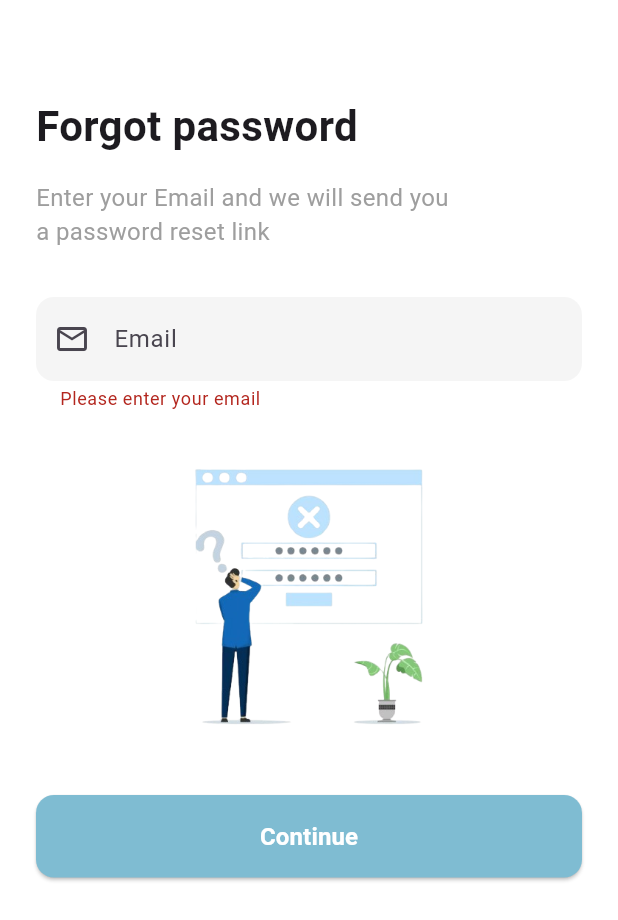
After one commit to FathimaNajlak/masiha_user, a Flutter app: the ForgotPasswordScreen screen opened by its route, after a tap on "Continue", on a phone screen of 412 x 824 dp. The commit adds this screen. Shown: the top 920 px of the screen. Run offline on Flutter 3.47's test engine with Material 3 defaults, Android fonts, the phone set to English and light mode, and no system bars; our stand-ins replace firebase_core, google_fonts, image_picker; accounts and stored records are empty.

Commit message:
Added Forgot password

```diff
--- a/lib/main.dart
+++ b/lib/main.dart
@@ -1,6 +1,7 @@
 import 'package:firebase_core/firebase_core.dart';
 import 'package:flutter/material.dart';
 import 'package:masiha_user/screens/home/home.dart';
+import 'package:masiha_user/screens/login_signup/forgot_password.dart';
 import 'package:masiha_user/screens/login_signup/let_in.dart';
 import 'package:masiha_user/screens/login_signup/login_screen.dart';
 import 'package:masiha_user/screens/login_signup/signup_screen.dart';
@@ -29,6 +30,7 @@ class MyApp extends StatelessWidget {
         '/letin': (context) => const LetinPage(),
         '/login': (context) => LoginScreen(),
         '/signup': (context) => SignupScreen(),
+        '/forgotpass': (context) => const ForgotPasswordScreen(),
         '/home': (context) => const HomeScreen(),
       },
       theme: ThemeData(
--- /dev/null
+++ b/lib/providers/forgot_password_provider.dart
@@ -0,0 +1,41 @@
+import 'package:flutter/material.dart';
+import 'package:provider/provider.dart';
+
+class ForgotPasswordProvider extends ChangeNotifier {
+  String _email = '';
+  bool _isLoading = false;
+  String? _errorMessage;
+
+  String get email => _email;
+  bool get isLoading => _isLoading;
+  String? get errorMessage => _errorMessage;
+
+  void setEmail(String value) {
+    _email = value;
+    notifyListeners();
+  }
+
+  Future<void> resetPassword() async {
+    if (_email.isEmpty) {
+      _errorMessage = 'Please enter your email';
+      notifyListeners();
+      return;
+    }
+
+    try {
+      _isLoading = true;
+      _errorMessage = null;
+      notifyListeners();
+
+      // Simulate API call
+      await Future.delayed(const Duration(seconds: 2));
+
+      _isLoading = false;
+      notifyListeners();
+    } catch (e) {
+      _isLoading = false;
+      _errorMessage = 'An error occurred. Please try again.';
+      notifyListeners();
+    }
+  }
+}
--- /dev/null
+++ b/lib/screens/login_signup/forgot_password.dart
@@ -0,0 +1,120 @@
+import 'package:flutter/material.dart';
+import 'package:masiha_user/providers/forgot_password_provider.dart';
+import 'package:provider/provider.dart';
+
+class ForgotPasswordScreen extends StatelessWidget {
+  const ForgotPasswordScreen({super.key});
+
+  @override
+  Widget build(BuildContext context) {
+    return ChangeNotifierProvider(
+      create: (_) => ForgotPasswordProvider(),
+      child: const Scaffold(
+        backgroundColor: Colors.white,
+        body: SafeArea(
+          child: SingleChildScrollView(
+            child: Padding(
+              padding: EdgeInsets.all(24.0),
+              child: Column(
+                crossAxisAlignment: CrossAxisAlignment.stretch,
+                children: [
+                  SizedBox(height: 40),
+                  Text(
+                    'Forgot password',
+                    style: TextStyle(
+                      fontSize: 28,
+                      fontWeight: FontWeight.bold,
+                    ),
+                  ),
+                  SizedBox(height: 16),
+                  Text(
+                    'Enter your Email and we will send you\na password reset link',
+                    style: TextStyle(
+                      color: Colors.grey,
+                      fontSize: 16,
+                    ),
+                  ),
+                  SizedBox(height: 32),
+                  _EmailInput(),
+                  SizedBox(height: 24),
+                  _IllustrationWidget(),
+                  SizedBox(height: 32),
+                  _ContinueButton(),
+                ],
+              ),
+            ),
+          ),
+        ),
+      ),
+    );
+  }
+}
+
+class _EmailInput extends StatelessWidget {
+  const _EmailInput({super.key});
+
+  @override
+  Widget build(BuildContext context) {
+    final provider = context.watch<ForgotPasswordProvider>();
+
+    return TextField(
+      onChanged: provider.setEmail,
+      decoration: InputDecoration(
+        prefixIcon: const Icon(Icons.email_outlined),
+        hintText: 'Email',
+        border: OutlineInputBorder(
+          borderRadius: BorderRadius.circular(12),
+          borderSide: BorderSide.none,
+        ),
+        filled: true,
+        fillColor: Colors.grey[100],
+        errorText: provider.errorMessage,
+      ),
+      keyboardType: TextInputType.emailAddress,
+    );
+  }
+}
+
+class _IllustrationWidget extends StatelessWidget {
+  const _IllustrationWidget({super.key});
+
+  @override
+  Widget build(BuildContext context) {
+    return Center(
+      child: Image.asset(
+        'assets/images/forgot_password.png',
+        height: 200,
+      ),
+    );
+  }
+}
+
+class _ContinueButton extends StatelessWidget {
+  const _ContinueButton({super.key});
+
+  @override
+  Widget build(BuildContext context) {
+    final provider = context.watch<ForgotPasswordProvider>();
+
+    return ElevatedButton(
+      onPressed: provider.isLoading ? null : provider.resetPassword,
+      style: ElevatedButton.styleFrom(
+        backgroundColor: const Color(0xFF7FBCD2),
+        padding: const EdgeInsets.symmetric(vertical: 16),
+        shape: RoundedRectangleBorder(
+          borderRadius: BorderRadius.circular(12),
+        ),
+      ),
+      child: provider.isLoading
+          ? const CircularProgressIndicator(color: Colors.white)
+          : const Text(
+              'Continue',
+              style: TextStyle(
+                fontSize: 16,
+                color: Colors.white,
+                fontWeight: FontWeight.bold,
+              ),
+            ),
+    );
+  }
+}
--- a/lib/screens/login_signup/signup_screen.dart
+++ b/lib/screens/login_signup/signup_screen.dart
@@ -1,7 +1,7 @@
 import 'package:flutter/material.dart';
 import 'package:masiha_user/providers/signup_provider.dart';
 import 'package:masiha_user/widgets/login/login_with.dart';
-import 'package:masiha_user/widgets/login/pick_image.dart';
+import 'package:masiha_user/widgets/signup/pick_image.dart';
 import 'package:masiha_user/widgets/signup/header.dart';
 import 'package:masiha_user/widgets/signup/login.dart';
 import 'package:masiha_user/widgets/signup/next_button.dart';
@@ -47,7 +47,7 @@ class SignupScreen extends StatelessWidget {
                                 provider
                                     .setSelectedImage(image); // Update provider
                                 state.didChange(
-                                    'imageSelected'); // Notify form field of change
+                                    'imageSelected'); // Notify form field of changeA
                               },
                             ),
                             if (state.hasError)
--- a/lib/widgets/login/login_form.dart
+++ b/lib/widgets/login/login_form.dart
@@ -113,6 +113,20 @@ class _LoginFormState extends State<LoginForm> {
             ),
             validator: validatePassword,
           ),
+          Align(
+            alignment: Alignment.centerRight,
+            child: TextButton(
+              onPressed: () {
+                Navigator.pushReplacementNamed(context, '/forgotpass');
+              },
+              child: const Text(
+                'Forgot Password?',
+                style: TextStyle(
+                  color: Color(0xFF78A6B8),
+                ),
+              ),
+            ),
+          ),
         ],
       ),
     );
```
Also changed, not shown: assets/images/forgot_password.png (added), lib/widgets/signup/pick_image.dart (renamed from lib/widgets/login/pick_image.dart).
